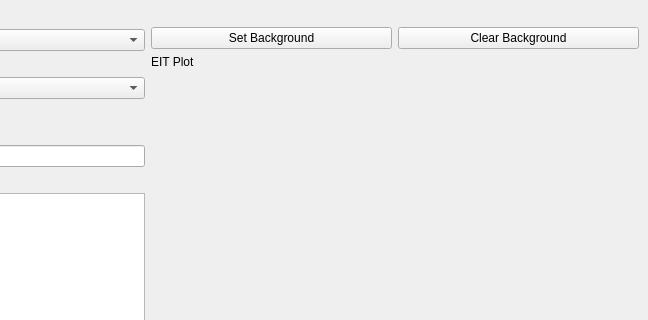
Above: layout/eit_with_dual_flow.ui from ABI-EIT/EIT_Data_Acquisition before the change; both pictures show x 352 to 1000 and y 0 to 320 of the 1000 by 669 pixel window. Below: the same form after it.
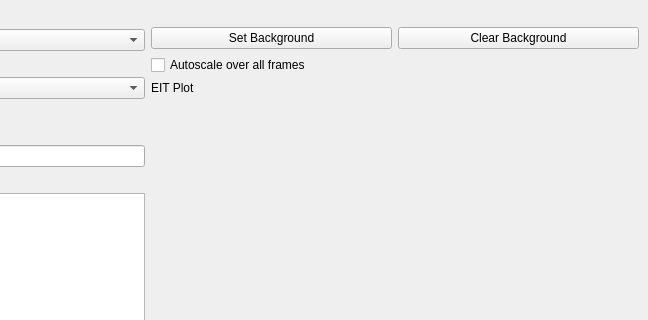
That is the form after the change.

Commit message: adding autoscale with all frames

What changed in the file:
```diff
--- a/layout/eit_with_dual_flow.ui
+++ b/layout/eit_with_dual_flow.ui
@@ -73,6 +73,16 @@
             </item>
            </layout>
           </item>
+          <item>
+           <widget class="QCheckBox" name="checkBoxScale">
+            <property name="text">
+             <string>Autoscale over all frames</string>
+            </property>
+            <property name="tristate">
+             <bool>false</bool>
+            </property>
+           </widget>
+          </item>
           <item>
            <widget class="QLabel" name="label_2">
             <property name="text">
```
The commit also changes 2 other files.
